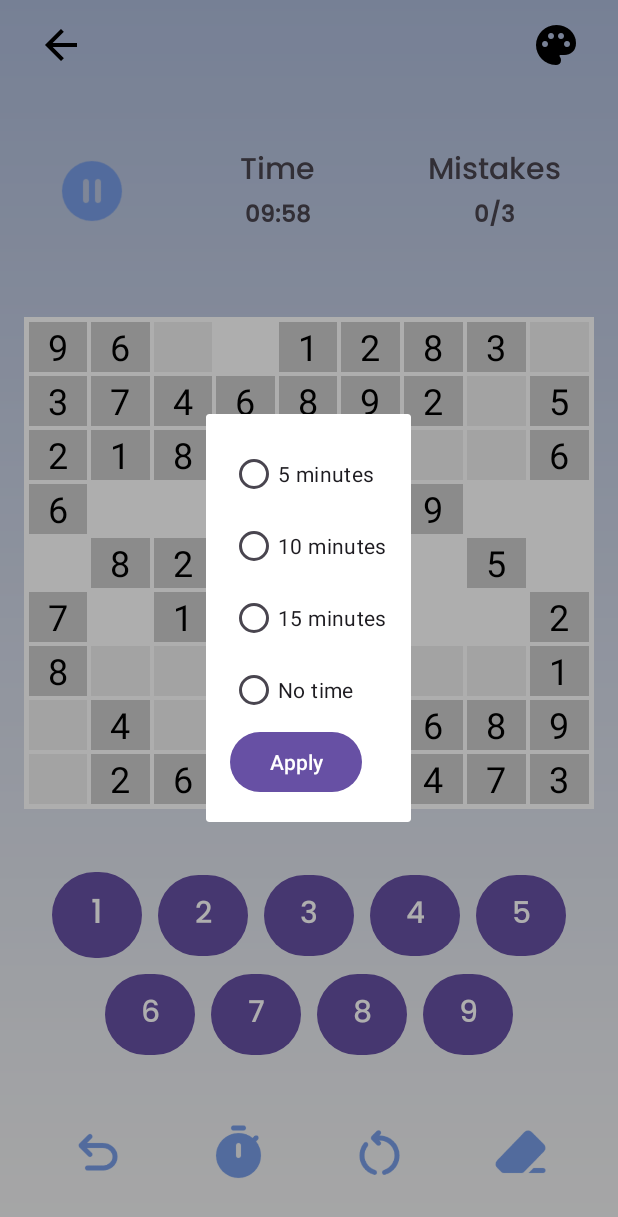
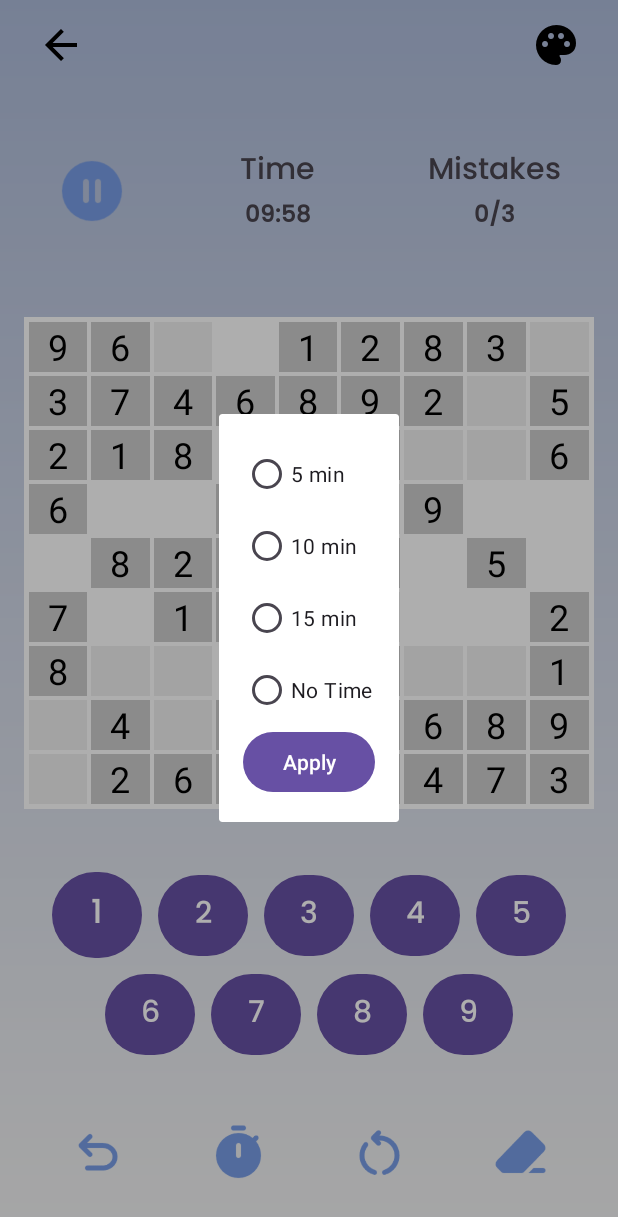
Before and after one commit to brijesh1802/Sudoku-Master, an Android app: the screen it shows after launch (MainActivity), after a tap on an icon or button, on a phone screen of 412 x 824 dp. Shown: the top 1217 px of the screen. Run offline under Robolectric (Android 15) with nearby library versions, the phone set to English and light mode, and no system bars; 1 other tap on this screen came first.

```diff
--- a/app/src/main/res/drawable/background_dialog_timer_selection.xml
+++ b/app/src/main/res/drawable/background_dialog_timer_selection.xml
@@ -1,5 +1,5 @@
 <?xml version="1.0" encoding="utf-8"?>
 <shape xmlns:android="http://schemas.android.com/apk/res/android">
     <solid android:color="#FFFFFF" /> <!-- Background color -->
-    <corners android:radius="32dp" /> <!-- Radius for rounded corners -->
+    <corners android:radius="20dp" /> <!-- Radius for rounded corners -->
 </shape>
--- a/app/src/main/res/layout/activity_main.xml
+++ b/app/src/main/res/layout/activity_main.xml
@@ -56,7 +56,7 @@
                 android:layout_width="48dp"
                 android:layout_height="48dp"
                 android:layout_gravity="center"
-                android:src="@drawable/pause" />
+                android:src="@drawable/play" />
         </LinearLayout>
 
         <LinearLayout
--- a/app/src/main/res/layout/dialog_timer_selection.xml
+++ b/app/src/main/res/layout/dialog_timer_selection.xml
@@ -16,25 +16,25 @@
             android:id="@+id/radio_5min"
             android:layout_width="wrap_content"
             android:layout_height="wrap_content"
-            android:text="5 minutes" />
+            android:text="5 min" />
 
         <RadioButton
             android:id="@+id/radio_10min"
             android:layout_width="wrap_content"
             android:layout_height="wrap_content"
-            android:text="10 minutes" />
+            android:text="10 min" />
 
         <RadioButton
             android:id="@+id/radio_15min"
             android:layout_width="wrap_content"
             android:layout_height="wrap_content"
-            android:text="15 minutes" />
+            android:text="15 min" />
 
         <RadioButton
             android:id="@+id/radio_no_time"
             android:layout_width="wrap_content"
             android:layout_height="wrap_content"
-            android:text="No time" />
+            android:text="No Time" />
     </RadioGroup>
 
     <Button
```
Also changed, not shown: app/src/main/java/com/example/sudokumaster/MainActivity.java (+16 -50 lines), app/src/main/java/com/example/sudokumaster/SudokuGenerator.java (+37 -30 lines).
